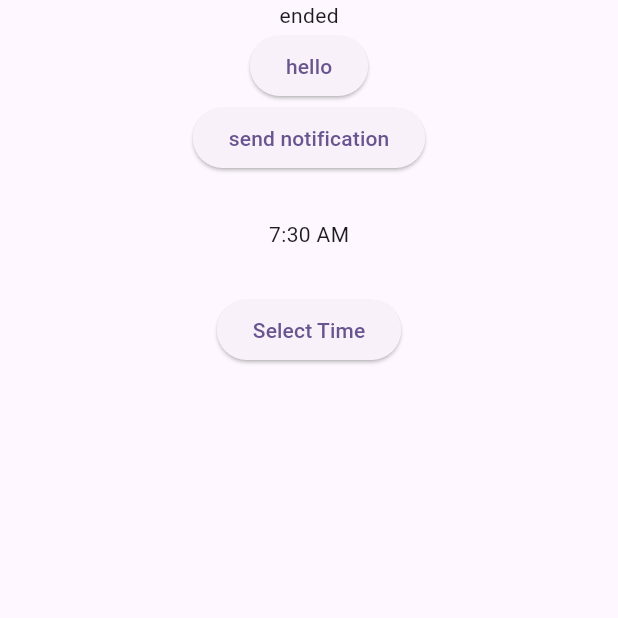
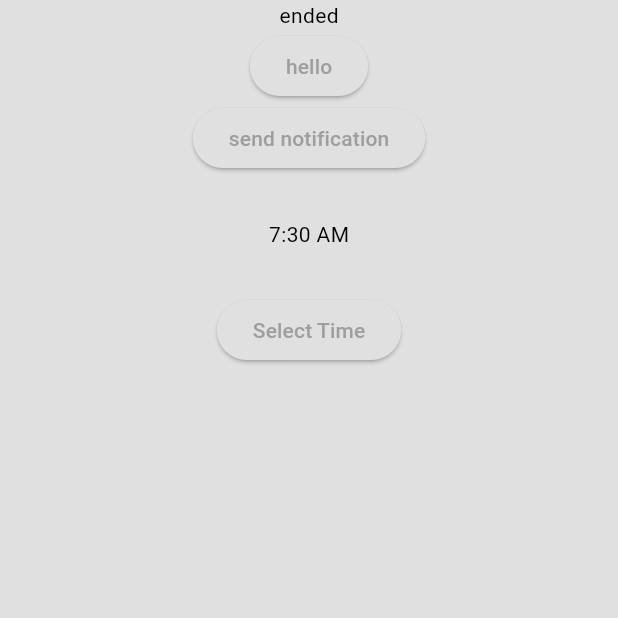
Before and after one commit to Roshan-pcy/BoilPlate, a Flutter app: the NotificationHome screen opened directly, on a phone screen of 412 x 824 dp, the top half of it. Run offline on Flutter 3.47's test engine with Material 3 defaults, Android fonts, the phone set to English and light mode, and no system bars; our stand-ins replace flutter_local_notifications, google_fonts, shared_preferences, smooth_page_indicator, timezone; accounts and stored records are empty.

Commit message:
added data

```diff
--- /dev/null
+++ b/boilerplate/devtools_options.yaml
@@ -0,0 +1,3 @@
+description: This file stores settings for Dart & Flutter DevTools.
+documentation: https://docs.flutter.dev/tools/devtools/extensions#configure-extension-enablement-states
+extensions:
--- /dev/null
+++ b/boilerplate/lib/screenmode/lightmode.dart
@@ -0,0 +1,8 @@
+import 'package:flutter/material.dart';
+
+ThemeData light_mode = ThemeData(
+    colorScheme: ColorScheme.light(
+        surface: Colors.grey.shade300,
+        primary: Colors.grey.shade500,
+        secondary: Colors.grey.shade200,
+        inversePrimary: Colors.grey.shade900));
--- /dev/null
+++ b/boilerplate/lib/screenmode/nightmode.dart
@@ -0,0 +1,8 @@
+import 'package:flutter/material.dart';
+
+ThemeData dark_Mode = ThemeData(
+    colorScheme: ColorScheme.dark(
+        surface: Colors.grey.shade900,
+        primary: Colors.grey.shade500,
+        secondary: Color.fromARGB(255, 85, 84, 84),
+        inversePrimary: Colors.grey.shade900));
--- a/boilerplate/pubspec.yaml
+++ b/boilerplate/pubspec.yaml
@@ -45,6 +45,7 @@ dependencies:
   timezone: ^0.9.4
   permission_handler: ^11.3.1
   shared_preferences: ^2.3.2
+  provider: ^6.1.2
 
 
 
```
Also changed, not shown: boilerplate/lib/main.dart (+19 -26 lines), boilerplate/lib/screenmode/screenMode.dart (+38 -1 lines), boilerplate/lib/screenmode/themprovider.dart (added, +52 -0 lines), boilerplate/pubspec.lock, 1 other file.
